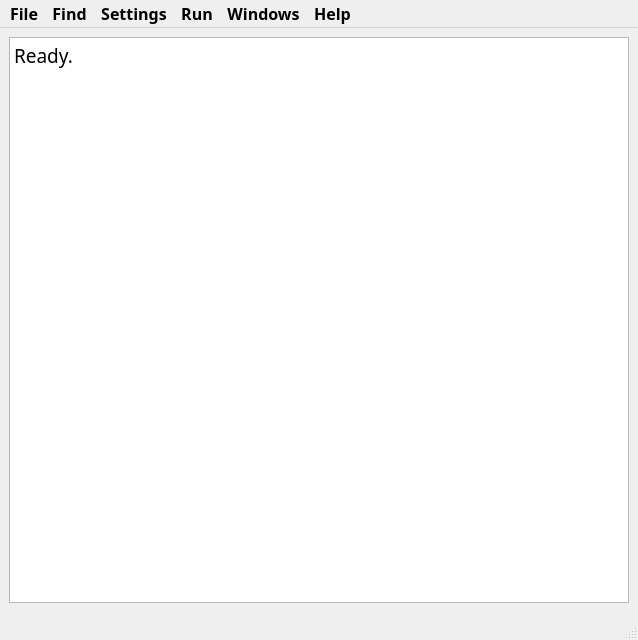
Above: epicpy/uifiles/mainui.ui from travisseymour/EPICpy before the change. Below: the same form after it.
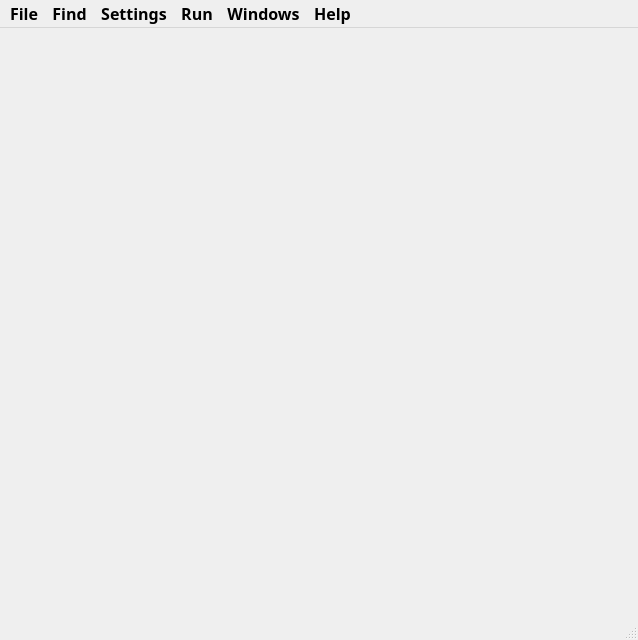
That is the form after the change. Custom widgets are drawn as their Qt base class.

What changed in the file:
```diff
--- a/epicpy/uifiles/mainui.ui
+++ b/epicpy/uifiles/mainui.ui
@@ -28,34 +28,7 @@
      <bold>false</bold>
     </font>
    </property>
-   <layout class="QGridLayout" name="gridLayout">
-    <item row="0" column="0">
-     <widget class="CachedPlainTextEdit" name="plainTextEditOutput">
-      <property name="font">
-       <font>
-        <family>Fira Mono</family>
-        <pointsize>14</pointsize>
-        <bold>false</bold>
-       </font>
-      </property>
-      <property name="contextMenuPolicy">
-       <enum>Qt::CustomContextMenu</enum>
-      </property>
-      <property name="documentTitle">
-       <string/>
-      </property>
-      <property name="readOnly">
-       <bool>true</bool>
-      </property>
-      <property name="plainText">
-       <string>Ready.</string>
-      </property>
-      <property name="centerOnScroll">
-       <bool>false</bool>
-      </property>
-     </widget>
-    </item>
-   </layout>
+   <layout class="QGridLayout" name="gridLayout"/>
   </widget>
   <widget class="QMenuBar" name="menubar">
    <property name="geometry">
@@ -869,13 +842,6 @@
    </property>
   </action>
  </widget>
- <customwidgets>
-  <customwidget>
-   <class>CachedPlainTextEdit</class>
-   <extends>QPlainTextEdit</extends>
-   <header location="global">cachedplaintextedit.h</header>
-  </customwidget>
- </customwidgets>
  <resources/>
  <connections/>
 </ui>
```
Left out of the diff: 1 changed line with no effect on the pictures.
